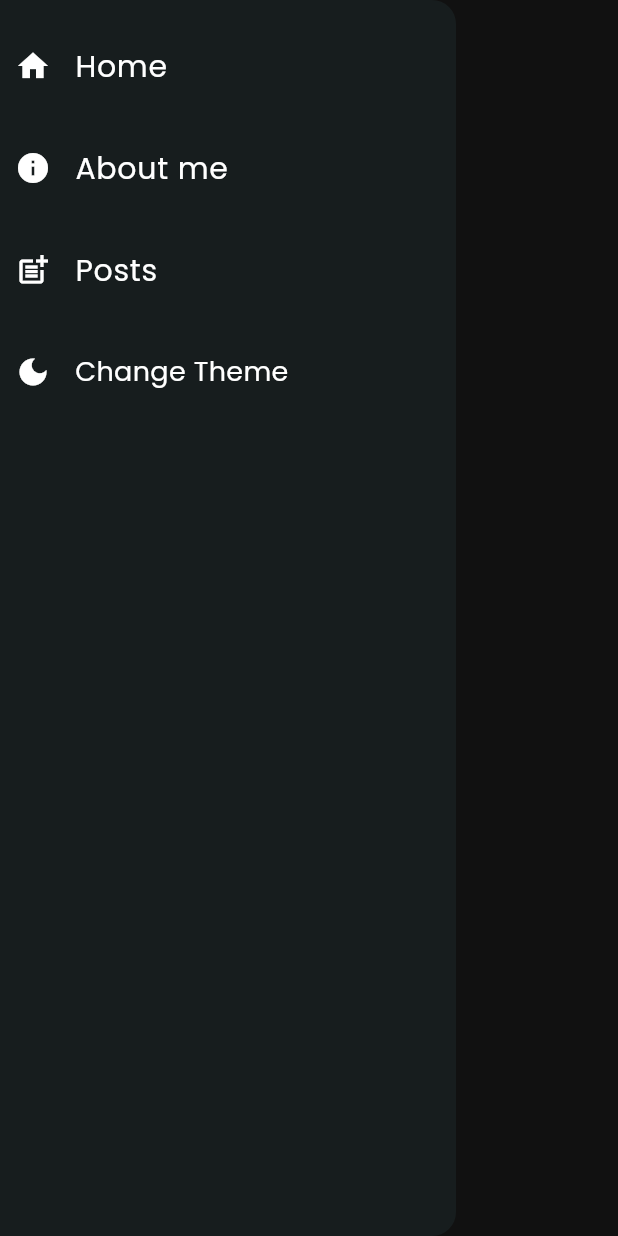
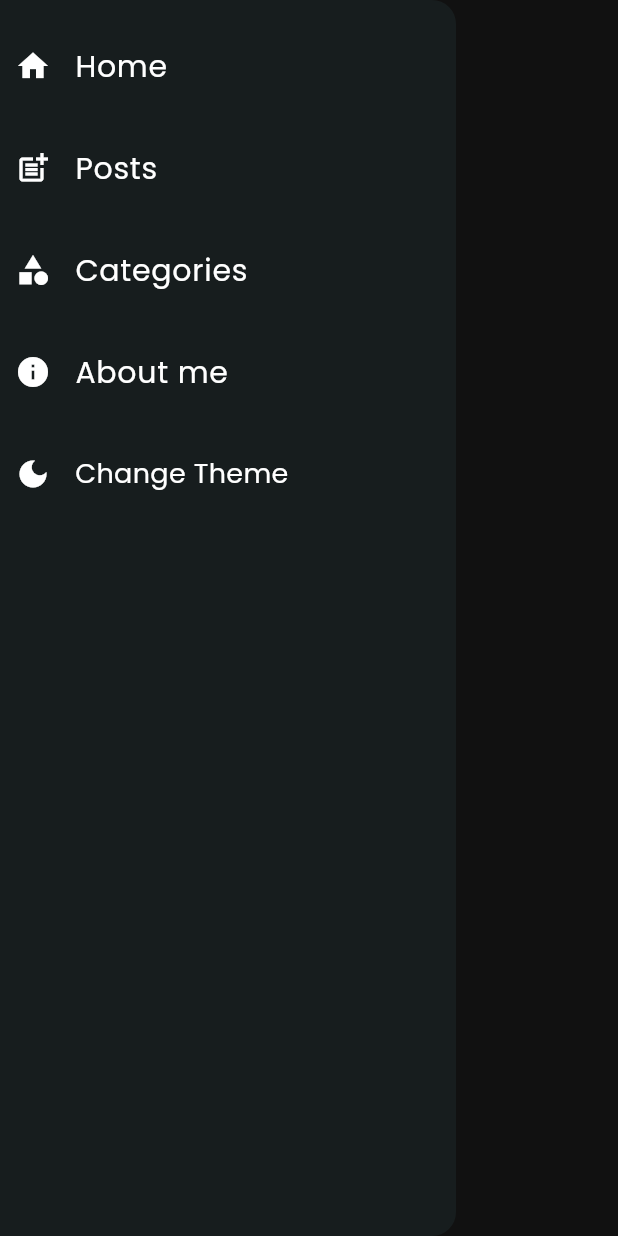
Before and after one commit to Iaashish13/Iaashish13.github.io, a Flutter app: the DrawerWidget widget shown alone on an empty page, opened directly, on a phone screen of 412 x 824 dp. Run offline on Flutter 3.47's test engine with Material 3 defaults, Android fonts, the phone set to English and light mode, and no system bars; our stand-ins replace flex_color_scheme, flutter_bloc, flutter_svg, get_it, go_router, shared_preferences; accounts and stored records are empty.

Commit message:
added drawer for mobile

```diff
--- a/lib/constants/constants.dart
+++ b/lib/constants/constants.dart
@@ -5,12 +5,17 @@ import 'package:my_website/model/drawer_item_model.dart';
 
 const titles = [
   'Home',
+  'Posts',
+  'Categories',
   'About Me',
-  'Posts',
-  'Projects',
 ];
 final listofDrawer = [
-  DrawerItemsClass(icon: Icons.home, title: 'Home', onTap: () {}),
+  DrawerItemsClass(
+    icon: Icons.home,
+    title: 'Home',
+    onTap: () {},
+  ),
+  DrawerItemsClass(icon: Icons.post_add, title: 'Posts', onTap: () {}),
+  DrawerItemsClass(icon: Icons.category, title: 'Categories', onTap: () {}),
   DrawerItemsClass(icon: Icons.info, title: 'About me', onTap: () {}),
-  DrawerItemsClass(icon: Icons.post_add, title: 'Posts', onTap: () {}),
 ];
--- a/lib/responsive_widgets/drawer_widget.dart
+++ b/lib/responsive_widgets/drawer_widget.dart
@@ -1,19 +1,27 @@
+// ignore_for_file: public_member_api_docs, sort_constructors_first
+import 'package:collection/collection.dart';
 import 'package:flutter/material.dart';
 import 'package:flutter_bloc/flutter_bloc.dart';
+import 'package:go_router/go_router.dart';
+
 import 'package:my_website/constants/constants.dart';
 import 'package:my_website/core/theme/cubit/theme_cubit_cubit.dart';
+import 'package:my_website/features/home/presentation/root_page.dart';
 
 class DrawerWidget extends StatelessWidget {
-  const DrawerWidget({Key? key}) : super(key: key);
+  final void Function(int index)? onTap;
+  const DrawerWidget({
+    Key? key,
+    this.onTap,
+  }) : super(key: key);
 
   @override
   Widget build(BuildContext context) {
     return Drawer(
-
       child: ListView(
           children: listofDrawer
-              .map(
-                (e) => Padding(
+              .mapIndexed(
+                (index, e) => Padding(
                   padding: const EdgeInsets.only(top: 20),
                   child: ListTile(
                     dense: true,
@@ -27,7 +35,10 @@ class DrawerWidget extends StatelessWidget {
                       e.title,
                       style: Theme.of(context).textTheme.bodyLarge,
                     ),
-                    onTap: () {},
+                    onTap: () {
+                      context.pop();
+                      onTap!(index);
+                    },
                   ),
                 ),
               )
```
Also changed, not shown: lib/app/widgets/app_bar.dart (+22 -26 lines), lib/features/home/presentation/root_page.dart (+21 -40 lines).
